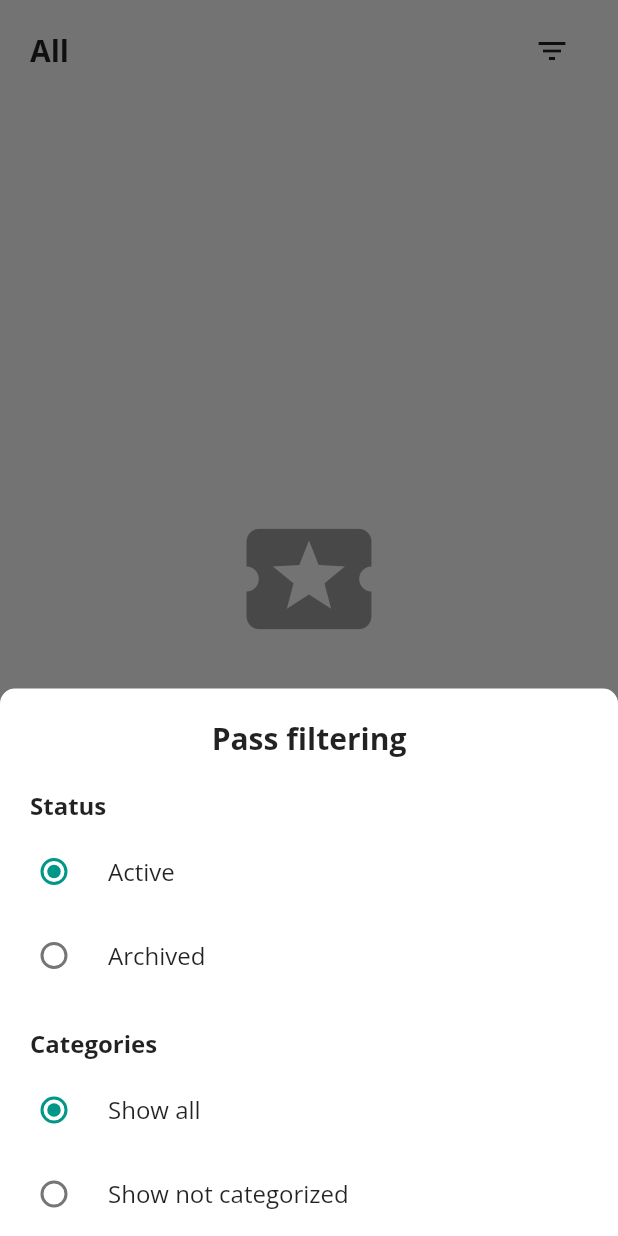
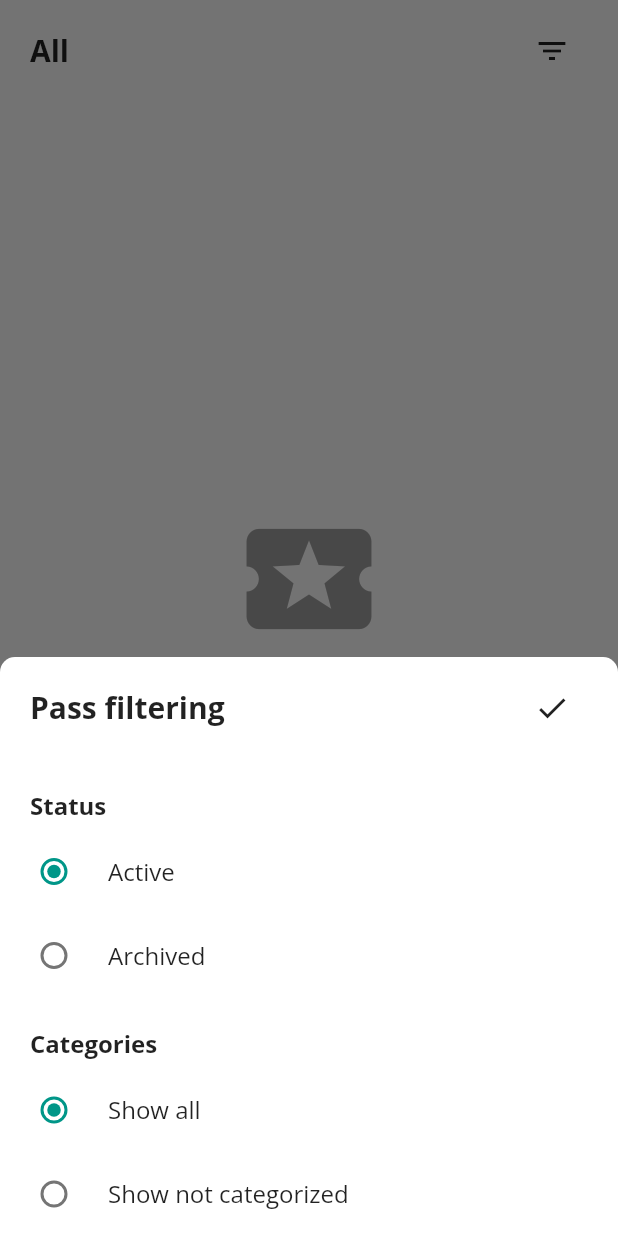
Before and after one commit to JGeek00/passcard_hub_flutter, a Flutter app: the screen it shows after launch, after a tap on the "filter list" icon, on a phone screen of 412 x 824 dp. Run offline on Flutter 3.47's test engine with Material 2 defaults, Android fonts, the phone set to English and light mode, and no system bars; our stand-ins replace barcode_widget, dio, equatable, file_picker, package_info_plus, qr_flutter and 2 more; missing offline and left inert: barcode, flutter_displaymode; accounts and stored records are empty; generated files the repository leaves out were written again.

Commit message:
More improvements

```diff
--- a/lib/l10n/app_en.arb
+++ b/lib/l10n/app_en.arb
@@ -21,6 +21,7 @@
   "categories": "Categories",
   "showAll": "Show all",
   "showNotCategorized": "Show not categorized",
+  "acceptAndClose": "Accept and close",
 
   "details": "Details",
   "deletePass": "Delete pass",
@@ -88,5 +89,6 @@
   "generic": "Generic",
   "transport": "Transport",
   "coupon": "Coupon",
-  "eventTicket": "Event ticket"
+  "eventTicket": "Event ticket",
+  "notDefined": "No definido"
 }
--- a/lib/l10n/app_es.arb
+++ b/lib/l10n/app_es.arb
@@ -21,6 +21,7 @@
   "categories": "Categorías",
   "showAll": "Ver todos",
   "showNotCategorized": "Ver no categorizados",
+  "acceptAndClose": "Aceptar y cerrar",
 
   "details": "Detalles",
   "deletePass": "Borrar pase",
@@ -88,5 +89,6 @@
   "generic": "Genérico",
   "transport": "Transporte",
   "coupon": "Cupón",
-  "eventTicket": "Ticket de evento"
+  "eventTicket": "Ticket de evento",
+  "notDefined": "Not defined"
 }
--- a/lib/widgets/filters_menu.dart
+++ b/lib/widgets/filters_menu.dart
@@ -25,7 +25,7 @@ class FiltersMenu extends StatelessWidget {
         return AppLocalizations.of(context)!.generic;
 
       default:
-        return "";
+        return AppLocalizations.of(context)!.notDefined;
     }
   }
 
@@ -42,15 +42,22 @@ class FiltersMenu extends StatelessWidget {
           topRight: Radius.circular(10)
         )
       ),
+      child: ClipRRect(
+        borderRadius: const BorderRadius.only(
+          topLeft: Radius.circular(10),
+          topRight: Radius.circular(10)
+        ),
         child: SingleChildScrollView(
           child: Column(
             crossAxisAlignment: CrossAxisAlignment.start,
             children: [
-            Padding(
-              padding: const EdgeInsets.only(top: 20),
-              child: SizedBox(
+              Container(
                 width: double.maxFinite,
-                child: Text(
+                padding: const EdgeInsets.symmetric(horizontal: 20, vertical: 10),
+                child: Row(
+                  mainAxisAlignment: MainAxisAlignment.spaceBetween,
+                  children: [
+                    Text(
                       AppLocalizations.of(context)!.passFiltering,
                       textAlign: TextAlign.center,
                       style: const TextStyle(
@@ -58,6 +65,14 @@ class FiltersMenu extends StatelessWidget {
                         fontSize: 20
                       ),
                     ),
+                    IconButton(
+                      onPressed: () {
+                        Navigator.of(context).pop();
+                      },
+                      icon: const Icon(Icons.check),
+                      tooltip: AppLocalizations.of(context)!.acceptAndClose,
+                    ),
+                  ],
                 ),
               ),
               const SizedBox(height: 20),
@@ -81,7 +96,6 @@ class FiltersMenu extends StatelessWidget {
                     value: 'active',
                     groupValue: categoriesProvider.selectedStatus,
                     onChanged: (value) {
-                    Navigator.of(context).pop();
                       categoriesProvider.updateSelectedStatus('active');
                     }
                   ),
@@ -90,7 +104,6 @@ class FiltersMenu extends StatelessWidget {
                     value: 'archived',
                     groupValue: categoriesProvider.selectedStatus,
                     onChanged: (value) {
-                    Navigator.of(context).pop();
                       categoriesProvider.updateSelectedStatus('archived');
                     }
                   ),
@@ -117,7 +130,6 @@ class FiltersMenu extends StatelessWidget {
                     value: categoriesProvider.categoriesLabels[0]['value'] as String,
                     groupValue: categoriesProvider.categorySelected,
                     onChanged: (value) {
-                    Navigator.of(context).pop();
                       categoriesProvider.changeCategorySelected(newSelected: value.toString());
                     }
                   ),
@@ -127,7 +139,6 @@ class FiltersMenu extends StatelessWidget {
                     groupValue: categoriesProvider.categorySelected,
                     subtitle: Text(_getTranslatedType(context, option.type)),
                     onChanged: (value) {
-                    Navigator.of(context).pop();
                       categoriesProvider.changeCategorySelected(
                         newSelected: value.toString(),
                         titleSelected: option.name,
@@ -139,7 +150,6 @@ class FiltersMenu extends StatelessWidget {
                     value: categoriesProvider.categoriesLabels[1]['value'] as String,
                     groupValue: categoriesProvider.categorySelected,
                     onChanged: (value) {
-                    Navigator.of(context).pop();
                       categoriesProvider.changeCategorySelected(newSelected: value.toString());
                     }
                   ),
@@ -147,6 +157,7 @@ class FiltersMenu extends StatelessWidget {
               ),
             ],
           ),
+        ),
       )
     );
   }
```
Also changed, not shown: lib/widgets/pass_card.dart (+49 -4 lines). Lines whose indentation alone changed are shown as unchanged.
